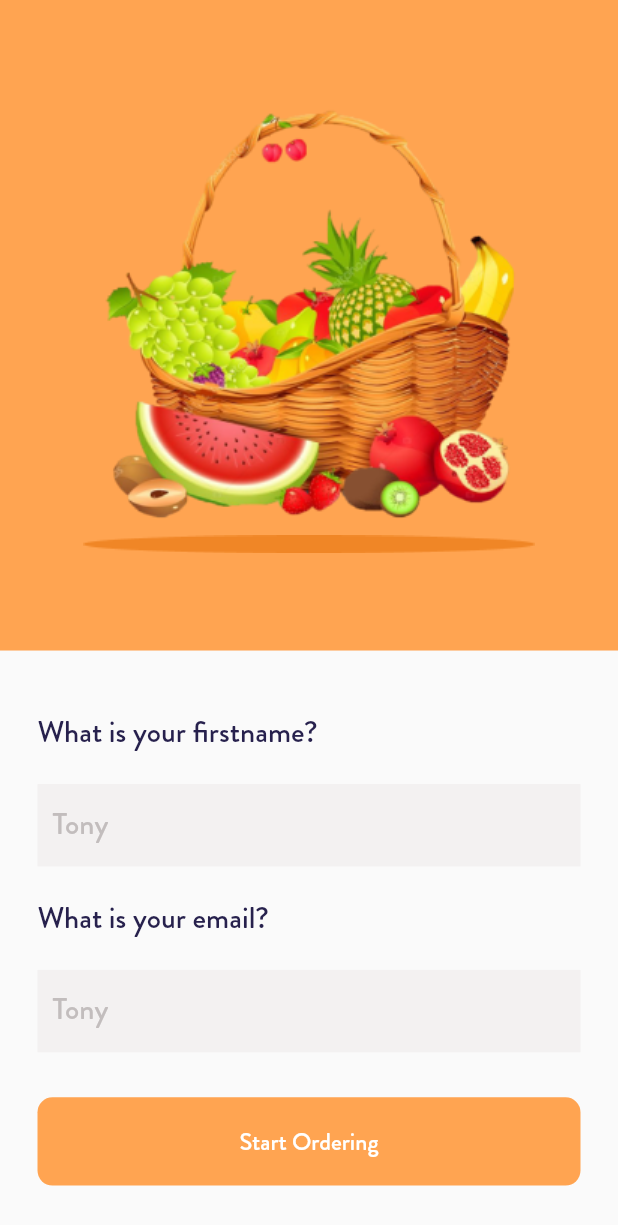
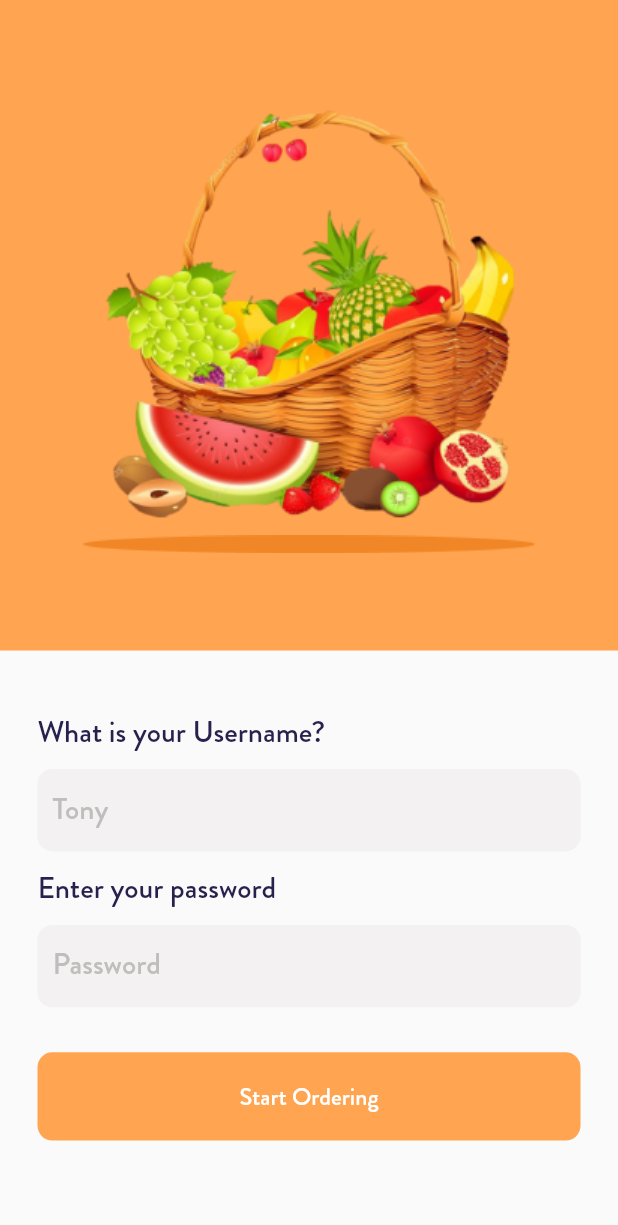
Before and after one commit to UI-Light/Store_demo, a Flutter app: the screen it shows after launch, after a tap on an icon or button, on a phone screen of 412 x 824 dp. Shown: the top 1225 px of the screen. Run offline on Flutter 3.47's test engine with Material 2 defaults, Android fonts, the phone set to English and light mode, and no system bars; our stand-ins replace google_fonts.

Commit message:
Fix input error

```diff
--- a/lib/main.dart
+++ b/lib/main.dart
@@ -15,6 +15,9 @@ class MyApp extends StatelessWidget {
       theme: ThemeData(
         primaryColor: const Color(0xffFFA451),
         fontFamily: 'BrandonGrotesque',
+        textTheme: const TextTheme(
+          bodyText2: TextStyle(color: Color(0xff27214D)),
+        ),
       ),
       home: const SplashScreen(),
     );
--- a/lib/shared/textfield.dart
+++ b/lib/shared/textfield.dart
@@ -1,20 +1,23 @@
 import 'package:flutter/material.dart';
 
 class TextfieldWidget extends StatelessWidget {
-  const TextfieldWidget({Key? key}) : super(key: key);
+  final String hintText;
+
+  const TextfieldWidget({Key? key, required this.hintText}) : super(key: key);
 
   @override
   Widget build(BuildContext context) {
     return Container(
-      padding: EdgeInsets.symmetric(horizontal: 10),
+      padding: const EdgeInsets.symmetric(horizontal: 10),
       height: MediaQuery.of(context).size.height / 15,
       decoration: BoxDecoration(
+        borderRadius: BorderRadius.circular(10),
         color: Color(0xffF3F1F1),
       ),
       child: TextFormField(
-        decoration: const InputDecoration(
-          hintText: 'Tony',
-          hintStyle: TextStyle(
+        decoration: InputDecoration(
+          hintText: hintText,
+          hintStyle: const TextStyle(
             fontSize: 20,
             color: Color(0xffC2BDBD),
             fontWeight: FontWeight.w400,
--- a/lib/ui/auhentication_screen.dart
+++ b/lib/ui/auhentication_screen.dart
@@ -1,5 +1,6 @@
 import 'package:flutter/material.dart';
 import 'package:store_demo/shared/textfield.dart';
+import 'package:store_demo/ui/products_screen.dart';
 
 class AuthenticationScreen extends StatefulWidget {
   const AuthenticationScreen({Key? key}) : super(key: key);
@@ -13,7 +14,7 @@ class _AuthenticationScreenState extends State<AuthenticationScreen> {
   Widget build(BuildContext context) {
     return SafeArea(
       child: Scaffold(
-        resizeToAvoidBottomInset: false,
+        resizeToAvoidBottomInset: true,
         body: Column(
           children: [
             Container(
@@ -39,26 +40,34 @@ class _AuthenticationScreenState extends State<AuthenticationScreen> {
                     crossAxisAlignment: CrossAxisAlignment.start,
                     children: [
                       const Text(
-                        'What is your firstname?',
+                        'What is your Username?',
                         style: TextStyle(
                             fontSize: 20,
                             fontWeight: FontWeight.w400,
                             color: Color(0xff27214D)),
                       ),
-                      const SizedBox(height: 20),
-                      TextfieldWidget(),
-                      SizedBox(height: 20),
+                      const SizedBox(height: 10),
+                      const TextfieldWidget(
+                        hintText: 'Tony',
+                      ),
+                      const SizedBox(height: 10),
                       const Text(
-                        'What is your email?',
+                        'Enter your password',
                         style: TextStyle(
                             fontSize: 20,
                             fontWeight: FontWeight.w400,
                             color: Color(0xff27214D)),
                       ),
-                      SizedBox(height: 20),
-                      TextfieldWidget(),
+                      const SizedBox(height: 10),
+                      const TextfieldWidget(hintText: 'Password'),
                       const SizedBox(height: 30),
-                      Container(
+                      GestureDetector(
+                        onTap: () {
+                          Navigator.of(context).pushReplacement(
+                              MaterialPageRoute(
+                                  builder: ((context) => ProductsScreen())));
+                        },
+                        child: Container(
                           height: MediaQuery.of(context).size.height / 14,
                           decoration: BoxDecoration(
                             borderRadius: const BorderRadius.all(
@@ -66,7 +75,6 @@ class _AuthenticationScreenState extends State<AuthenticationScreen> {
                             ),
                             color: Theme.of(context).primaryColor,
                           ),
-                        child: GestureDetector(
                           child: Center(
                               child: Text(
                             'Start Ordering',
--- a/lib/ui/welcome_screen.dart
+++ b/lib/ui/welcome_screen.dart
@@ -46,7 +46,7 @@ class _WelcomeScreenState extends State<WelcomeScreen> {
                   const Text(
                     'We deliver the best and freshest fruit salad in town. Order for a combo today!!!',
                     style: TextStyle(
-                      fontSize: 18,
+                      fontSize: 17,
                       color: Color(0xff5D577E),
                       fontWeight: FontWeight.w400,
                     ),
```
Also changed, not shown: lib/ui/products_screen.dart (added, +34 -0 lines). Lines whose indentation alone changed are shown as unchanged.
